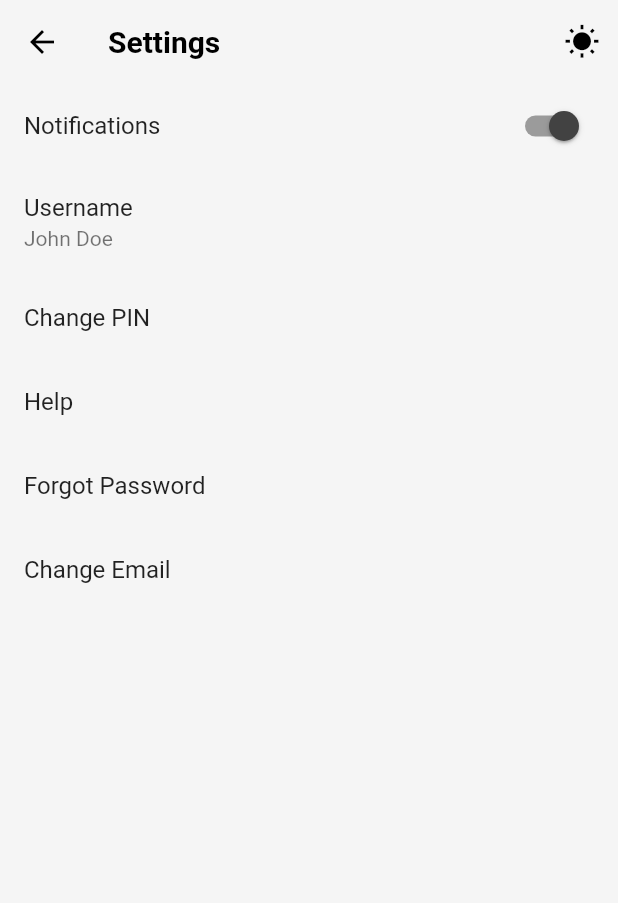
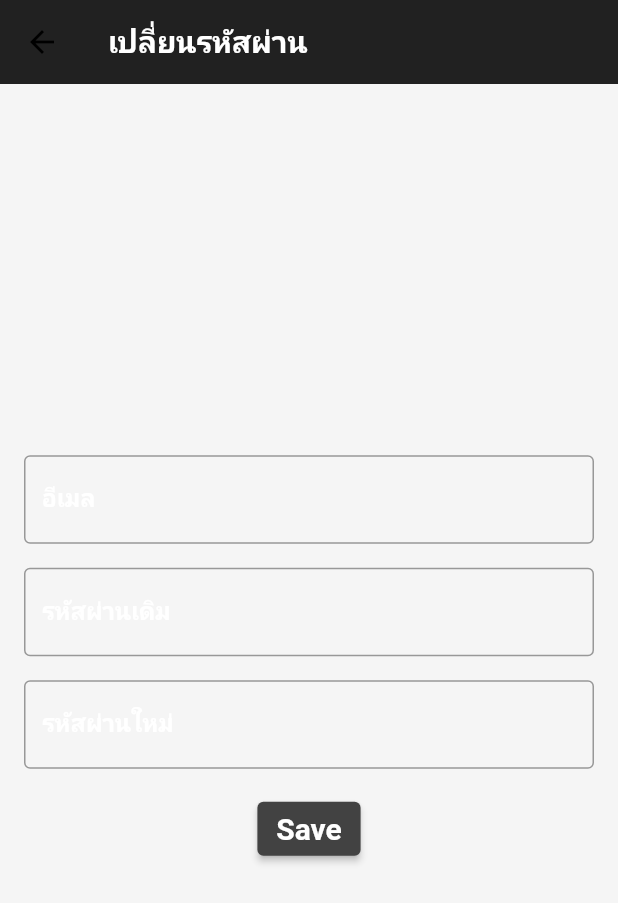
Before and after one commit to Dolity/RateThai, a Flutter app: the ProfileNav screen opened by its route, after a tap on "Forgot Password", on a phone screen of 412 x 824 dp. Shown: the top 903 px of the screen. Run offline on Flutter 3.47's test engine with Material 2 defaults, Android fonts, the light colour scheme and no system bars; our stand-ins replace barcode_widget, circular_countdown_timer, cloud_firestore, firebase_auth, firebase_core, firebase_database and 10 more; missing offline and left inert: base32, dart:ffi, email_auth, email_otp, flutter_facebook_auth, flutter_local_notifications_platform_interface and 3 more; accounts and stored records are empty; network calls fail.

Commit message:
เพิ่มแก้ที่ล่าสุด
เพิ่มหน้า forgotpassword
เพิ่มหน้าเปลี่ยน email
แก้ไขหน้า textstyle   Theme

```diff
--- /dev/null
+++ b/lib/page/Navbar/ForgotPasswordScreen.dart
@@ -0,0 +1,167 @@
+import 'dart:math';
+
+import 'package:cloud_firestore/cloud_firestore.dart';
+import 'package:flutter/material.dart';
+import 'package:firebase_auth/firebase_auth.dart';
+import '../Setting/Theme.dart';
+import '../Setting/forgotPW.dart';
+
+class ForgotPasswordScreen extends StatefulWidget {
+  @override
+  _ForgotPasswordScreenState createState() => _ForgotPasswordScreenState();
+}
+
+class _ForgotPasswordScreenState extends State<ForgotPasswordScreen> {
+  final TextEditingController emailController = TextEditingController();
+  final TextEditingController oldPasswordController = TextEditingController();
+  final TextEditingController newPasswordController = TextEditingController();
+
+  void _resetPassword(BuildContext context) async {
+    String email = emailController.text.trim();
+    String oldPassword = oldPasswordController.text;
+    String newPassword = newPasswordController.text;
+
+    try {
+      await resetPassword(email, oldPassword, newPassword);
+      print("เปลี่ยนรหัสผ่านสำเร็จ");
+      emailController.clear();
+      oldPasswordController.clear();
+      newPasswordController.clear();
+      ScaffoldMessenger.of(context).showSnackBar(
+        SnackBar(content: Text('เปลี่ยนรหัสผ่านสำเร็จ')),
+      );
+    } catch (e) {
+      print("เกิดข้อผิดพลาดในการเปลี่ยนรหัสผ่าน: $e");
+      ScaffoldMessenger.of(context).showSnackBar(
+        SnackBar(content: Text('เกิดข้อผิดพลาดในการเปลี่ยนรหัสผ่าน: $e')),
+      );
+    }
+  }
+
+  Future<void> resetPassword(
+      String email, String oldPassword, String newPassword) async {
+    try {
+      AuthCredential credential =
+          EmailAuthProvider.credential(email: email, password: oldPassword);
+      UserCredential userCredential =
+          await FirebaseAuth.instance.signInWithCredential(credential);
+
+      await userCredential.user?.updatePassword(newPassword);
+    } catch (e) {
+      throw e;
+    }
+  }
+
+  @override
+  Widget build(BuildContext context) {
+    ThemeData themeData = Styles.themeData(true, context); // ใช้สไตล์จาก Styles
+
+    return Scaffold(
+      appBar: AppBar(
+        title: Text(
+          'เปลี่ยนรหัสผ่าน',
+          style: themeData.textTheme.titleLarge!.copyWith(
+            color: themeData.colorScheme.onPrimary,
+          ),
+        ),
+        backgroundColor: themeData.appBarTheme.backgroundColor,
+      ),
+      body: Padding(
+        padding: EdgeInsets.all(16.0),
+        child: Align(
+          alignment: Alignment.center,
+          child: Column(
+            mainAxisAlignment: MainAxisAlignment.center,
+            crossAxisAlignment: CrossAxisAlignment.center,
+            children: [
+              TextField(
+                controller: emailController,
+                style: themeData.textTheme.titleMedium!.copyWith(
+                  color: themeData.colorScheme.onBackground,
+                  fontWeight: FontWeight.bold,
+                ),
+                decoration: InputDecoration(
+                  labelText: 'อีเมล',
+                  labelStyle: themeData.textTheme.titleMedium!.copyWith(
+                    color: themeData.colorScheme.onBackground,
+                    fontWeight: FontWeight.bold,
+                  ),
+                  border: OutlineInputBorder(),
+                  focusedBorder: OutlineInputBorder(
+                    borderSide: BorderSide(
+                      color: themeData.colorScheme.primary,
+                      width: 2.0,
+                    ),
+                  ),
+                ),
+              ),
+              SizedBox(height: 16.0),
+              TextField(
+                controller: oldPasswordController,
+                style: themeData.textTheme.titleMedium!.copyWith(
+                  color: themeData.colorScheme.onBackground,
+                  fontWeight: FontWeight.bold,
+                ),
+                decoration: InputDecoration(
+                  labelText: 'รหัสผ่านเดิม',
+                  labelStyle: themeData.textTheme.titleMedium!.copyWith(
+                    color: themeData.colorScheme.onBackground,
+                    fontWeight: FontWeight.bold,
+                  ),
+                  border: OutlineInputBorder(),
+                  focusedBorder: OutlineInputBorder(
+                    borderSide: BorderSide(
+                      color: themeData.colorScheme.primary,
+                      width: 2.0,
+                    ),
+                  ),
+                ),
+                obscureText: true,
+              ),
+              SizedBox(height: 16.0),
+              TextField(
+                controller: newPasswordController,
+                style: themeData.textTheme.titleMedium!.copyWith(
+                  color: themeData.colorScheme.onBackground,
+                  fontWeight: FontWeight.bold,
+                ),
+                decoration: InputDecoration(
+                  labelText: 'รหัสผ่านใหม่',
+                  labelStyle: themeData.textTheme.titleMedium!.copyWith(
+                    color: themeData.colorScheme.onBackground,
+                    fontWeight: FontWeight.bold,
+                  ),
+                  border: OutlineInputBorder(),
+                  focusedBorder: OutlineInputBorder(
+                    borderSide: BorderSide(
+                      color: themeData.colorScheme.primary,
+                      width: 2.0,
+                    ),
+                  ),
+                ),
+                obscureText: true,
+              ),
+              SizedBox(height: 16.0),
+              ElevatedButton(
+                style: ButtonStyle(
+                  backgroundColor: MaterialStateProperty.all<Color>(
+                    themeData.colorScheme.primary,
+                  ),
+                ),
+                onPressed: () => _resetPassword(context),
+                child: Text(
+                  'Save',
+                  style: TextStyle(
+                    fontSize: 20,
+                    fontWeight: FontWeight.bold,
+                    color: themeData.colorScheme.onPrimary,
+                  ),
+                ),
+              ),
+            ],
+          ),
+        ),
+      ),
+    );
+  }
+}
--- a/lib/page/Navbar/profileNav.dart
+++ b/lib/page/Navbar/profileNav.dart
@@ -4,6 +4,7 @@ import '../Setting/makePin.dart';
 import '../otpsuccess.dart';
 import '../Setting/Theme.dart';
 import '../Navbar/ChangeEmailScreen.dart';
+import '../Navbar/ForgotPasswordScreen.dart';
 
 class ProfileNav extends StatefulWidget {
   @override
@@ -73,8 +74,10 @@ class _ProfileNav extends State<ProfileNav> {
   }
 
   void _forgotPassword() {
-    // navigate to forgot password page
+    Navigator.push(context,
+        MaterialPageRoute(builder: (context) => ForgotPasswordScreen()));
   }
+
   final IconData _iconLight = Icons.wb_sunny;
   final IconData _iconDark = Icons.nights_stay;
   @override
--- a/lib/page/Setting/Theme.dart
+++ b/lib/page/Setting/Theme.dart
@@ -18,6 +18,12 @@ class Styles {
           color: textColor,
           fontWeight: FontWeight.bold,
         ),
+        titleMedium: TextStyle(color: textColor),
+        labelLarge: TextStyle(
+          fontSize: 20,
+          fontWeight: FontWeight.bold,
+          color: textColor,
+        ),
       ),
       buttonTheme: ButtonThemeData(
         buttonColor: isDarkTheme ? Colors.blue[700] : Colors.grey[800],
@@ -31,15 +37,21 @@ class Styles {
         backgroundColor: isDarkTheme ? Colors.grey[900] : Colors.grey[100],
         foregroundColor: isDarkTheme ? Colors.white : Colors.black,
       ),
-      colorScheme: ColorScheme.fromSwatch()
-          .copyWith(
-            primary: isDarkTheme ? Colors.grey[800] : Colors.blue[700],
-            secondary: isDarkTheme ? Colors.blue[700] : Colors.grey[800],
-            brightness: isDarkTheme ? Brightness.dark : Brightness.light,
-          )
-          .copyWith(background: isDarkTheme ? Colors.grey[800] : Colors.white)
-          .copyWith(
-              secondary: isDarkTheme ? Colors.blue[700] : Colors.grey[800]),
+      colorScheme: ColorScheme.fromSwatch().copyWith(
+        primary: isDarkTheme ? Colors.grey[800] : Colors.blue[700],
+        secondary: isDarkTheme ? Colors.blue[700] : Colors.grey[800],
+        brightness: isDarkTheme ? Brightness.dark : Brightness.light,
+        onPrimary: isDarkTheme ? Colors.white : Colors.black,
+        onSecondary: isDarkTheme ? Colors.black : Colors.white,
+        onBackground: isDarkTheme ? Colors.white : Colors.black,
+        surface: isDarkTheme ? Colors.grey[900]! : Colors.grey[100]!,
+      ),
+      inputDecorationTheme: InputDecorationTheme(
+        labelStyle: TextStyle(color: textColor),
+        hintStyle: TextStyle(
+          color: textColor.withOpacity(0.5),
+        ),
+      ),
     );
   }
 }
```
Also changed, not shown: lib/main.dart (+6 -3 lines), lib/page/Navbar/ChangeEmailScreen.dart (+43 -14 lines), lib/page/Navbar/convertNav.dart (+7 -0 lines), lib/page/Setting/forgotPW.dart (added, +20 -0 lines).
